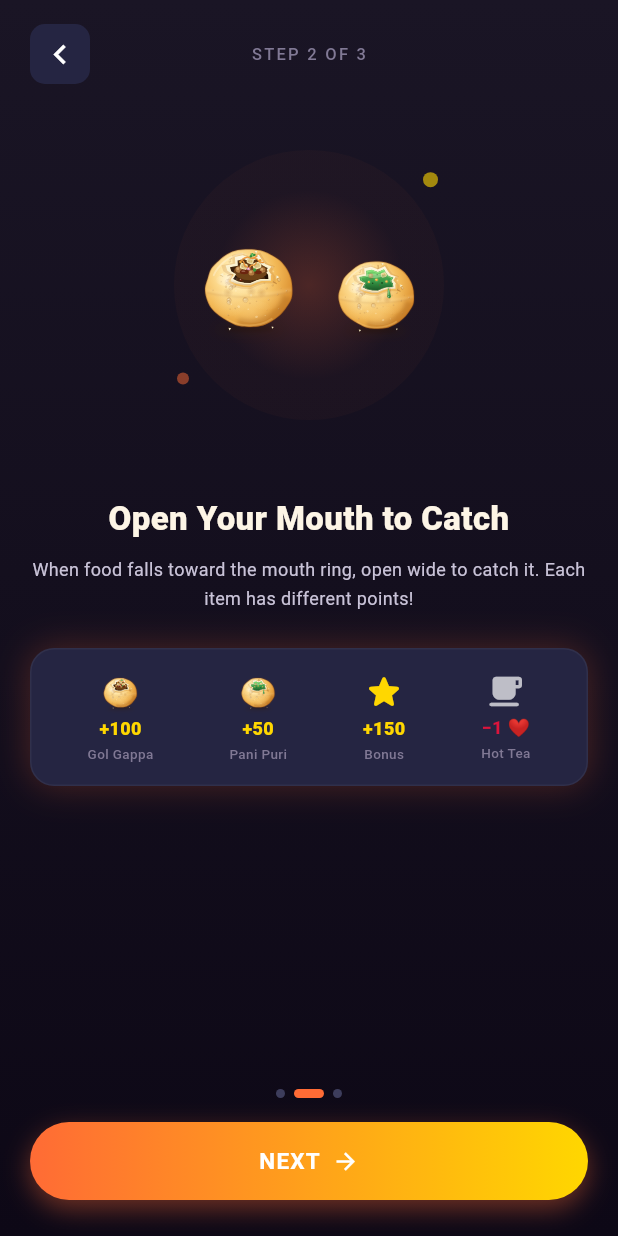
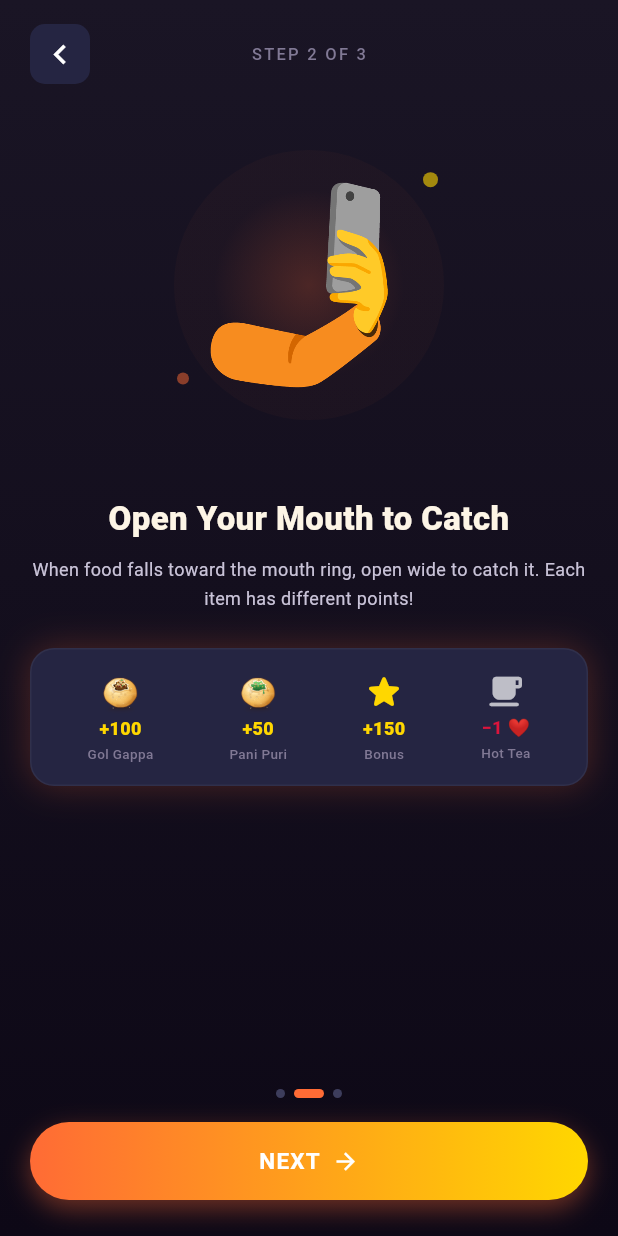
Before and after one commit to MuhammadBinArif/muskaan_minigame, a Flutter app: the HowToPlayStep2Screen screen opened by its route, on a phone screen of 412 x 824 dp. Run offline on Flutter 3.47's test engine with Material 3 defaults, Android fonts, the light colour scheme and no system bars; our stand-ins replace camera, drift, flutter_riverpod, go_router, google_mobile_ads, permission_handler; missing offline and left inert: flame, google_mlkit_face_detection; accounts and stored records are empty; generated files the repository leaves out were written again.

Commit message:
Use Noto selfie artwork in onboarding

```diff
--- a/lib/features/onboarding/presentation/screens/how_to_play_step1_screen.dart
+++ b/lib/features/onboarding/presentation/screens/how_to_play_step1_screen.dart
@@ -1,7 +1,7 @@
 import 'dart:math' as math;
 import 'package:flutter/material.dart';
 import 'package:go_router/go_router.dart';
-import 'package:muskaan_minigame/shared/widgets/food_illustrations.dart';
+import 'package:muskaan_minigame/shared/widgets/selfie_emoji_illustration.dart';
 
 // ==========================================
 // THEME TOKENS
@@ -177,8 +177,7 @@ class _HowToPlayStep1ScreenState extends State<HowToPlayStep1Screen>
                   ),
                 ),
               ),
-              // Central emoji icon
-              const FacePhoneIllustration(size: 150),
+              const SelfieEmojiIllustration(),
               // Floating yellow dot (top-right)
               Positioned(
                 top: 34,
--- a/lib/features/onboarding/presentation/screens/how_to_play_step2_screen.dart
+++ b/lib/features/onboarding/presentation/screens/how_to_play_step2_screen.dart
@@ -2,6 +2,7 @@ import 'dart:math' as math;
 import 'package:flutter/material.dart';
 import 'package:go_router/go_router.dart';
 import 'package:muskaan_minigame/shared/widgets/food_illustrations.dart';
+import 'package:muskaan_minigame/shared/widgets/selfie_emoji_illustration.dart';
 
 // ==========================================
 // THEME TOKENS
@@ -177,15 +178,7 @@ class _HowToPlayStep2ScreenState extends State<HowToPlayStep2Screen>
                   ),
                 ),
               ),
-              const Row(
-                mainAxisSize: MainAxisSize.min,
-                crossAxisAlignment: CrossAxisAlignment.end,
-                children: [
-                  GolgappaIcon(size: 74),
-                  SizedBox(width: 16),
-                  GolgappaIcon(size: 64, pani: true),
-                ],
-              ),
+              const SelfieEmojiIllustration(),
               Positioned(
                 top: 34,
                 right: 24,
--- /dev/null
+++ b/lib/shared/widgets/selfie_emoji_illustration.dart
@@ -0,0 +1,23 @@
+import 'package:flutter/material.dart';
+
+/// The bundled Google Noto Color Emoji artwork for the selfie emoji (🤳).
+class SelfieEmojiIllustration extends StatelessWidget {
+  const SelfieEmojiIllustration({super.key, this.size = 150});
+
+  static const String assetPath = 'assets/onboarding/noto_selfie_emoji.png';
+
+  final double size;
+
+  @override
+  Widget build(BuildContext context) {
+    return Image.asset(
+      assetPath,
+      key: const Key('onboarding-selfie-emoji'),
+      width: size,
+      height: size,
+      fit: BoxFit.contain,
+      filterQuality: FilterQuality.high,
+      semanticLabel: 'Person taking a selfie',
+    );
+  }
+}
--- a/pubspec.yaml
+++ b/pubspec.yaml
@@ -80,6 +80,7 @@ flutter:
   # To add assets to your application, add an assets section, like this:
   assets:
     - assets/splash_screen.png
+    - assets/onboarding/noto_selfie_emoji.png
 
   # An image asset can refer to one or more resolution-specific "variants", see
   # https://flutter.dev/to/resolution-aware-images
```
Also changed, not shown: lib/features/onboarding/presentation/screens/how_to_play_step3_screen.dart (+4 -3 lines), assets/onboarding/noto_selfie_emoji.png (added), 2 other files.
